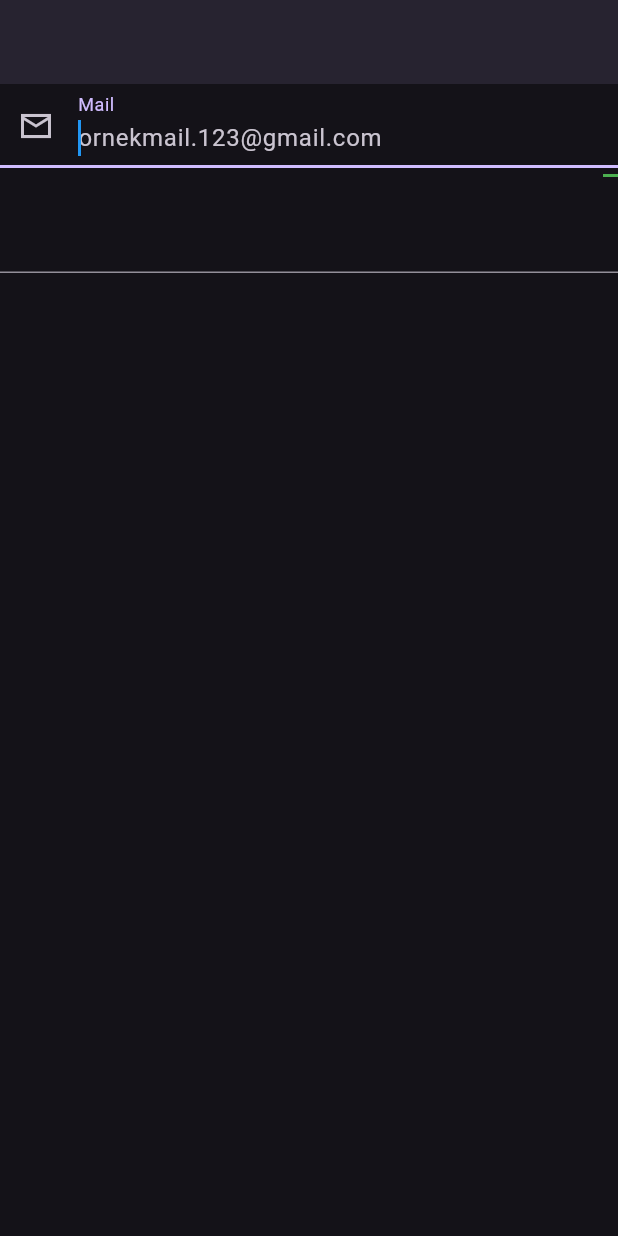
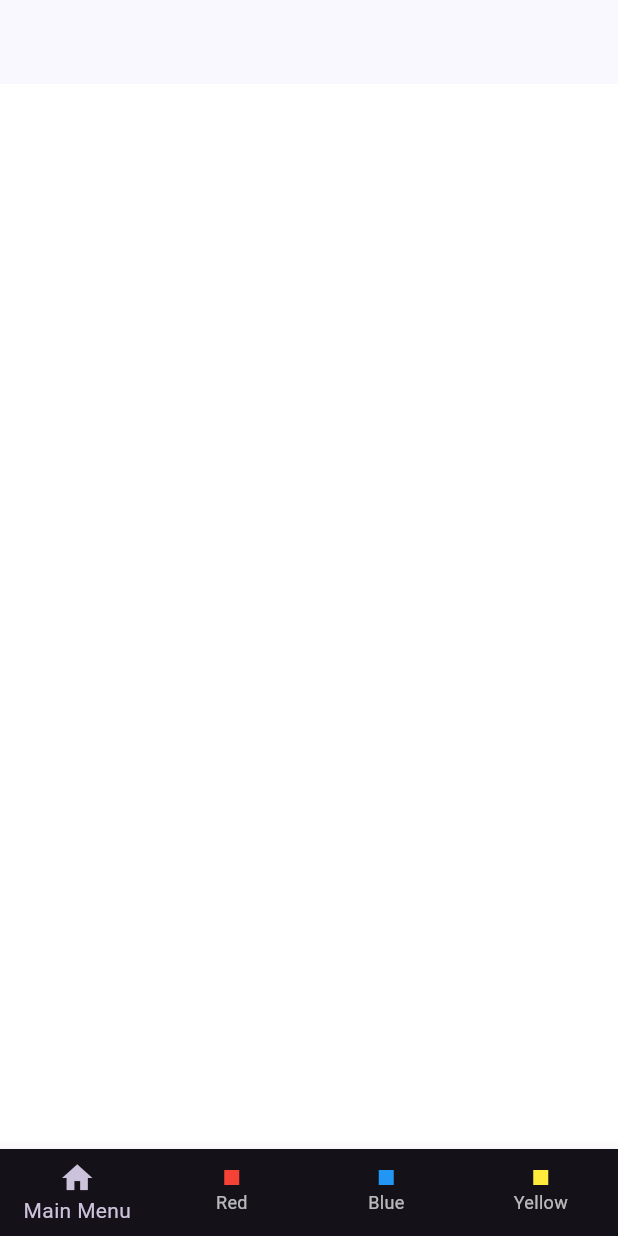
Before and after one commit to Sametkrlii/Flutter-Dart-Learning-Journey, a Flutter app: the screen it shows after launch, on a phone screen of 412 x 824 dp. Run offline on Flutter 3.47's test engine with Material 3 defaults, Android fonts, the phone set to English and light mode, and no system bars.

Commit message:
demo yapıldı.

```diff
--- /dev/null
+++ b/lib/demos/color_demos_view.dart
@@ -0,0 +1,87 @@
+// Bir ekran olacak.
+// bu ekranda 3 buton ve bunlara basınca renk değişimi olacak.
+// Seçili olan buton selected icon olsun.
+
+import 'package:flutter/material.dart';
+
+class ColorDemosView extends StatefulWidget {
+  const ColorDemosView({super.key});
+
+  @override
+  State<ColorDemosView> createState() => _ColorDemosViewState();
+}
+
+class _ColorDemosViewState extends State<ColorDemosView> {
+  Color setBGColor = Colors.white;
+  final String _error = "Error Occured";
+  void _changeBackGroundColor(Color color) {
+    setState(() {
+      setBGColor = color;
+    });
+  }
+
+  @override
+  Widget build(BuildContext context) {
+    return Scaffold(
+      backgroundColor: setBGColor,
+      appBar: AppBar(),
+      bottomNavigationBar: BottomNavigationBar(
+        type: BottomNavigationBarType.fixed,
+
+        //4 itemi eşit bir şekilde yerleştirir.
+        //1-3 item -> fixed, 4+ item -> shifted.
+        onTap: (value) {
+          _colorOnTap(value);
+        },
+
+        items: [
+          BottomNavigationBarItem(label: "Main Menu", icon: Icon(Icons.home), semanticsLabel: "Ana Sayfaya döner"),
+
+          BottomNavigationBarItem(
+            label: "Red",
+            icon: _NavigationColorContainer(setColor: Colors.red),
+            semanticsLabel: "Sayfayı Kırmızıya çevirir",
+          ),
+
+          BottomNavigationBarItem(
+            label: "Blue",
+            icon: _NavigationColorContainer(setColor: Colors.blue),
+            semanticsLabel: "Sayfayı Maviye çevirir",
+          ),
+
+          BottomNavigationBarItem(
+            label: "Yellow",
+            icon: _NavigationColorContainer(setColor: Colors.yellow),
+            semanticsLabel: "Sayfayı Sarıya çevirir",
+          ),
+        ],
+      ),
+    );
+  }
+
+  void _colorOnTap(int value) {
+    if (value == _MyColors.main.index) {
+      _changeBackGroundColor(Colors.white);}
+    else if (value == _MyColors.red.index) {
+       _changeBackGroundColor(Colors.red);}
+    else if (value == _MyColors.blue.index) {
+      _changeBackGroundColor(Colors.blue);}
+    else if (value == _MyColors.yellow.index) {
+      _changeBackGroundColor(Colors.yellow);}
+    else {
+      print(_error);}
+  }
+}
+
+enum _MyColors { main, red, blue, yellow }
+
+class _NavigationColorContainer extends StatelessWidget {
+  const _NavigationColorContainer({required this.setColor});
+
+  final Color setColor;
+
+  @override
+  Widget build(BuildContext context) {
+    return Container(width: 10, height: 10, color: setColor);
+  }
+}
--- a/lib/main.dart
+++ b/lib/main.dart
@@ -1,6 +1,6 @@
 import 'package:flutter/material.dart';
 import 'package:flutter/services.dart';
-import 'package:flutter_learning_journey/101/text_field_learn.dart';
+import 'package:flutter_learning_journey/demos/color_demos_view.dart';
 import '101/color_learn.dart';
 
 void main() {
@@ -40,7 +40,7 @@ class MyApp extends StatelessWidget {
           elevation: 5,
         ),
       ),
-      home:  TextFieldLearn(),
+      home:  ColorDemosView(),
     );
   }
 }
```
Also changed, not shown: lib/demos/color_life_cycle_view.dart (added), lib/demos/note_demos_view.dart (renamed from lib/demos/note_demos_app.dart).
